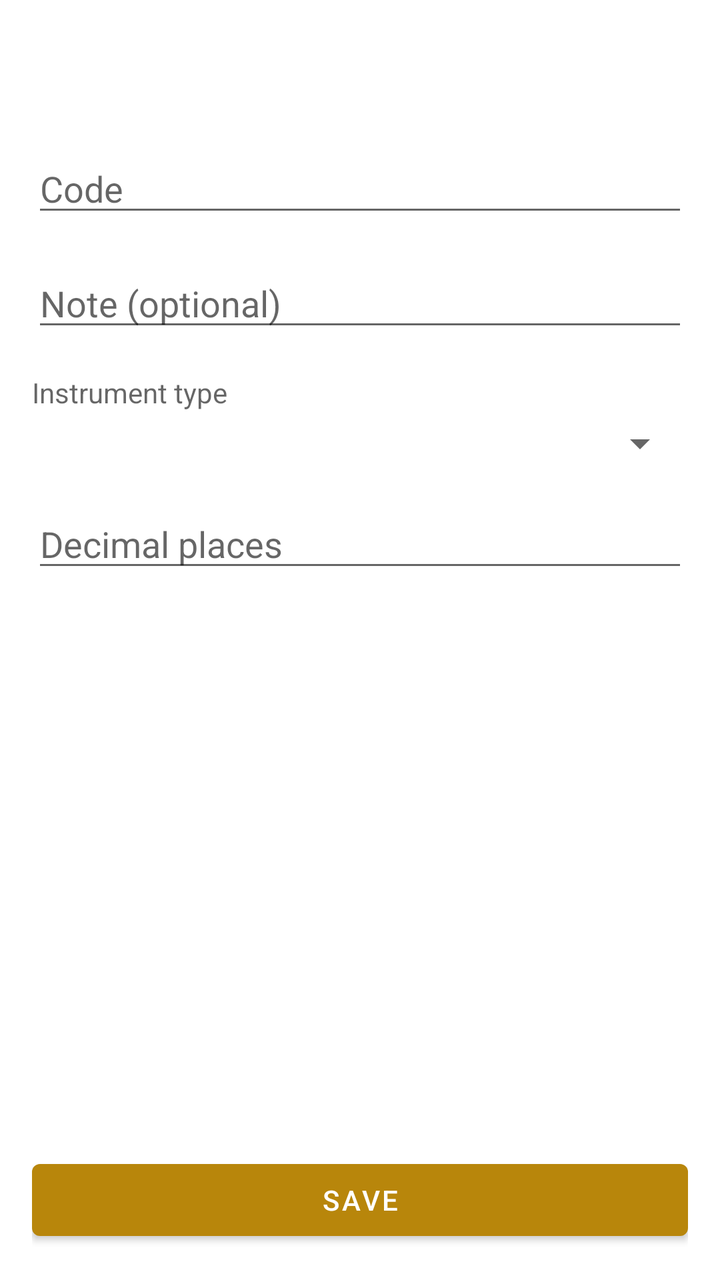
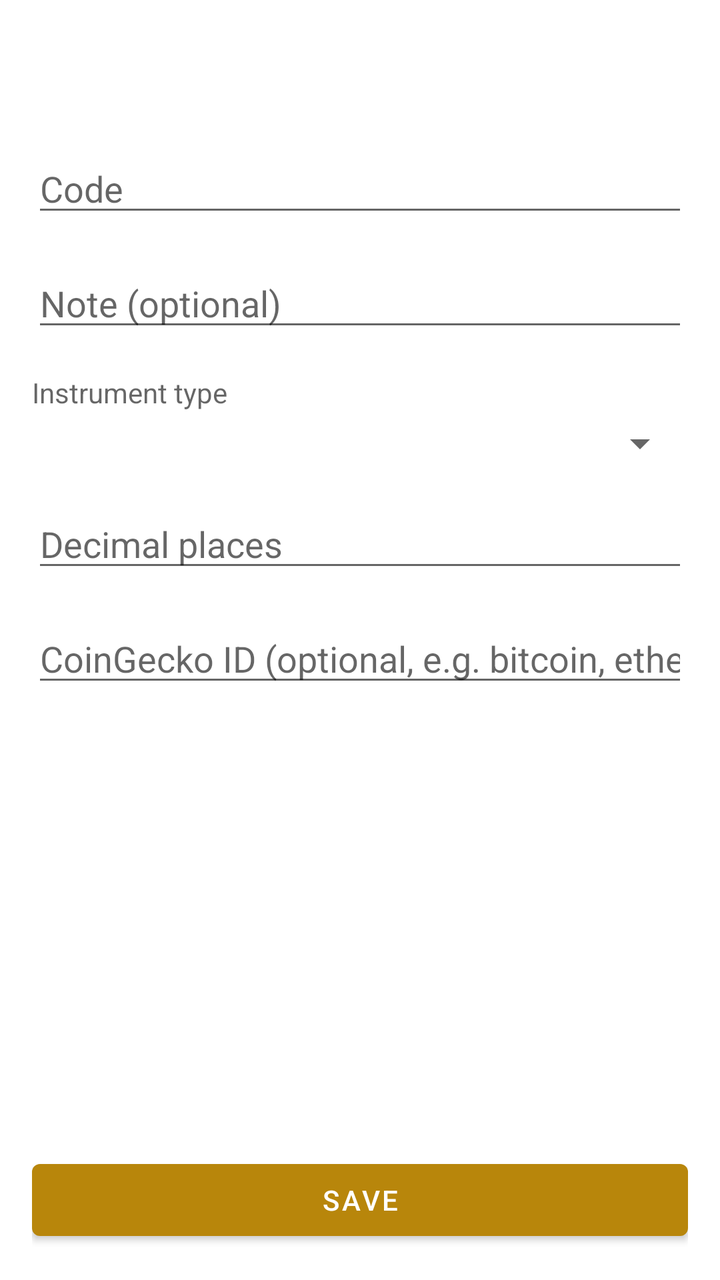

The first picture is an Android layout as it rendered before a commit; the second is the same layout after the commit. The layout source and the unified diff follow.
<!-- AndroidManifest.xml: application theme Theme.Accounting -->
<!-- res/layout/activity_edit_instrument.xml -->
<?xml version="1.0" encoding="utf-8"?>
<LinearLayout xmlns:android="http://schemas.android.com/apk/res/android"
    android:layout_width="match_parent"
    android:layout_height="match_parent"
    android:orientation="vertical">

    <androidx.appcompat.widget.Toolbar
        android:id="@+id/toolbar"
        android:layout_width="match_parent"
        android:layout_height="wrap_content"
        android:minHeight="?attr/actionBarSize" />

    <RelativeLayout
        android:layout_width="match_parent"
        android:layout_height="0dp"
        android:layout_weight="1"
        android:padding="16dp">

        <EditText
            android:id="@+id/input_instrument_code"
            android:layout_width="match_parent"
            android:layout_height="wrap_content"
            android:hint="@string/hint_instrument_code"
            android:inputType="textNoSuggestions"
            android:maxLines="1" />

        <EditText
            android:id="@+id/input_instrument_note"
            android:layout_width="match_parent"
            android:layout_height="wrap_content"
            android:layout_below="@id/input_instrument_code"
            android:layout_marginTop="16dp"
            android:hint="@string/hint_note"
            android:inputType="text"
            android:maxLines="1" />

        <TextView
            android:id="@+id/label_instrument_type"
            android:layout_width="match_parent"
            android:layout_height="wrap_content"
            android:layout_below="@id/input_instrument_note"
            android:layout_marginTop="16dp"
            android:text="@string/label_instrument_type"
            android:textSize="14sp"
            android:textColor="?android:attr/textColorSecondary" />

        <Spinner
            android:id="@+id/spinner_instrument_type"
            android:layout_width="match_parent"
            android:layout_height="wrap_content"
            android:layout_below="@id/label_instrument_type"
            android:layout_marginTop="4dp" />

        <EditText
            android:id="@+id/input_decimal_places"
            android:layout_width="match_parent"
            android:layout_height="wrap_content"
            android:layout_below="@id/spinner_instrument_type"
            android:layout_marginTop="16dp"
            android:hint="@string/hint_decimal_places"
            android:inputType="number"
            android:maxLines="1" />

        <Button
            android:id="@+id/button_save"
            android:layout_width="match_parent"
            android:layout_height="wrap_content"
            android:layout_alignParentBottom="true"
            android:text="@string/action_save" />

    </RelativeLayout>

</LinearLayout>
<!-- resources referenced by this layout -->
<resources>
  <string name="action_save">Save</string>
  <string name="hint_decimal_places">Decimal places</string>
  <string name="hint_instrument_code">Code</string>
  <string name="hint_note">Note (optional)</string>
  <string name="label_instrument_type">Instrument type</string>
  <style name="Theme.Accounting" parent="Theme.MaterialComponents.DayNight.NoActionBar">
          <item name="colorPrimary">@color/gold_500</item>
          <item name="colorPrimaryVariant">@color/gold_700</item>
          <item name="colorOnPrimary">@color/white</item>
          <item name="colorSecondary">@color/brown_500</item>
          <item name="colorSecondaryVariant">@color/brown_700</item>
          <item name="colorOnSecondary">@color/white</item>
          <item name="android:statusBarColor" tools:targetApi="21">?attr/colorPrimaryVariant</item>
      </style>
  <color name="gold_500">#B8860B</color>
  <color name="gold_700">#7A5C00</color>
  <color name="white">#FFFFFFFF</color>
  <color name="brown_500">#5D4037</color>
  <color name="brown_700">#4E342E</color>
</resources>

<!-- the commit's change to res/layout/activity_edit_instrument.xml (unified diff, before → after) -->
@@ -61,6 +61,16 @@
             android:inputType="number"
             android:maxLines="1" />
 
+        <EditText
+            android:id="@+id/input_coingecko_id"
+            android:layout_width="match_parent"
+            android:layout_height="wrap_content"
+            android:layout_below="@id/input_decimal_places"
+            android:layout_marginTop="16dp"
+            android:hint="@string/hint_coingecko_id"
+            android:inputType="textNoSuggestions"
+            android:maxLines="1" />
+
         <Button
             android:id="@+id/button_save"
             android:layout_width="match_parent"
<!-- resource entries referenced after the edit -->
@@ -1,6 +1,7 @@
 <!-- resources referenced by this layout -->
 <resources>
   <string name="action_save">Save</string>
+  <string name="hint_coingecko_id">CoinGecko ID (optional, e.g. bitcoin, ethereum, solana, tether, usd-coin)</string>
   <string name="hint_decimal_places">Decimal places</string>
   <string name="hint_instrument_code">Code</string>
   <string name="hint_note">Note (optional)</string>
